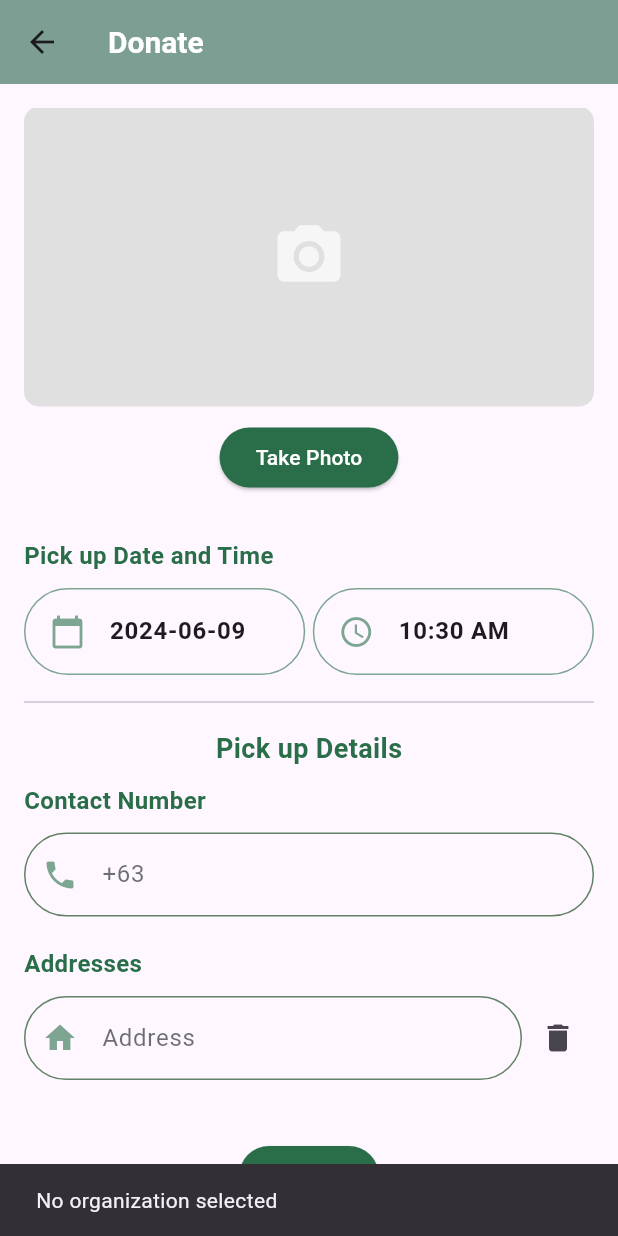
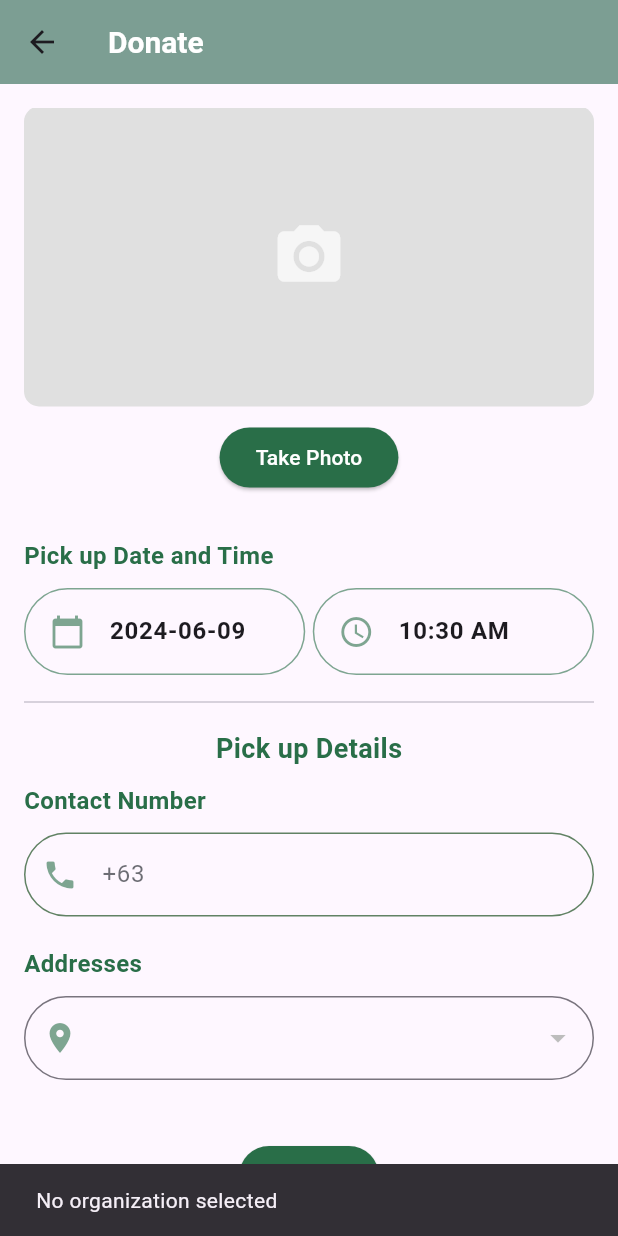
Before and after one commit to ICS-CMSC-23/project-Vivekjeet, a Flutter app: the DonorDonate screen opened by its route, scrolled down 674 dp, after a tap on "Donate", on a phone screen of 412 x 824 dp. Run offline on Flutter 3.47's test engine with Material 3 defaults, Android fonts, the phone set to English and light mode, and no system bars; our stand-ins replace cloud_firestore, email_validator, firebase_auth, firebase_core, firebase_storage, gallery_saver and 6 more; missing offline and left inert: flutter_barcode_scanner, telephony; accounts and stored records are empty.

Commit message:
fix: made addresses dropdown

```diff
--- a/project/lib/screens/donor/donor_donate.dart
+++ b/project/lib/screens/donor/donor_donate.dart
@@ -70,6 +70,10 @@ class _DonorDonateState extends State<DonorDonate> {
   String? donationId;
   bool showQr = false;
   List<String> temp = [];
+  List<String> _addressOptions = [];
+  String? _selectedAddress;
+
+
 
   @override
   void initState() {
@@ -77,19 +81,34 @@ class _DonorDonateState extends State<DonorDonate> {
     _fetchDonorAddresses();
   }
 
+  // void _fetchDonorAddresses() async {
+  //   User? donor = FirebaseAuth.instance.currentUser;
+  //   if (donor != null) {
+  //     DocumentSnapshot donorData = await FirebaseFirestore.instance.collection('users').doc(donor.uid).get();
+  //     List<dynamic> addresses = donorData['addresses'] ?? [];
+  //     setState(() {
+  //       _addressControllers = addresses.map((address) => TextEditingController(text: address)).toList();
+  //       if (_addressControllers.isEmpty) {
+  //         _addressControllers.add(TextEditingController());
+  //       }
+  //     });
+  //   }
+  // }
   void _fetchDonorAddresses() async {
     User? donor = FirebaseAuth.instance.currentUser;
     if (donor != null) {
       DocumentSnapshot donorData = await FirebaseFirestore.instance.collection('users').doc(donor.uid).get();
       List<dynamic> addresses = donorData['addresses'] ?? [];
       setState(() {
-        _addressControllers = addresses.map((address) => TextEditingController(text: address)).toList();
-        if (_addressControllers.isEmpty) {
-          _addressControllers.add(TextEditingController());
+        _addressOptions = List<String>.from(addresses);
+        if (_addressOptions.isNotEmpty) {
+          _selectedAddress = _addressOptions.first;
         }
       });
     }
   }
+
+
 
   void _removeAddressField(int index) {
     if (_addressControllers.length > 1) {
@@ -271,7 +290,7 @@ class _DonorDonateState extends State<DonorDonate> {
                                 color: Constants.primaryColor),
                         ),
                         SizedBox(height: 10),
-                        _buildAddressFields(),
+                        _buildAddressDropdown(),
                     ],
                 ),
                 visible: _isPickup
@@ -590,45 +609,63 @@ class _DonorDonateState extends State<DonorDonate> {
     );
   }
 
-  Widget _buildAddressFields() {
-    return Column(
-      crossAxisAlignment: CrossAxisAlignment.start,
-      children: [
-        ..._addressControllers.asMap().entries.map((entry) {
-          int index = entry.key;
-          TextEditingController controller = entry.value;
-          return Padding(
-            padding: EdgeInsets.only(top: index > 0 ? 10 : 0),
-            child: Row(
-              children: [
-                Expanded(
-                  child: TextFormField(
-                    controller: controller,
+
+  //   Widget _buildAddressDropdown() {
+  //   return DropdownButtonFormField<String>(
+  //     value: _selectedAddress,
+  //     onChanged: (String? newValue) {
+  //       setState(() {
+  //         _selectedAddress = newValue;
+  //       });
+  //     },
+  //     decoration: InputDecoration(
+  //       border: OutlineInputBorder(
+  //         borderRadius: BorderRadius.circular(50),
+  //         //color
+  //         color: Constants.primaryColor,
+  //       ),
+  //     ),
+  //     items: _addressOptions.map<DropdownMenuItem<String>>((String value) {
+  //       return DropdownMenuItem<String>(
+  //         value: value,
+  //         child: Text(value),
+  //       );
+  //     }).toList(),
+  //   );
+  // }
+
+
+Widget _buildAddressDropdown() {
+  return DropdownButtonFormField<String>(
+    value: _selectedAddress,
+    onChanged: (String? newValue) {
+      setState(() {
+        _selectedAddress = newValue;
+      });
+    },
     decoration: InputDecoration(
-                      prefixIcon: Icon(Icons.home, color: Constants.iconColor),
-                      hintText: "Address",
-                      hintStyle: const TextStyle(color: Color.fromARGB(175, 42, 46, 52)),
-                      focusedBorder: OutlineInputBorder(
-                        borderSide: const BorderSide(color: Color(0xFF618264)),
+      border: OutlineInputBorder(
         borderRadius: BorderRadius.circular(50),
-                      ),
-                      enabledBorder: OutlineInputBorder(
-                        borderSide: const BorderSide(color: Color(0xFF618264)),
-                        borderRadius: BorderRadius.circular(50),
-                    )),
+        borderSide: BorderSide(
+          color: Constants.primaryColor, // Set border color here
         ),
       ),
-                IconButton(
-                  icon: Icon(Icons.delete),
-                  onPressed: () => _removeAddressField(index),
+      prefixIcon: Icon(
+        Icons.location_on, // Set your desired icon here
+        color: Constants.iconColor, // Set icon color here
       ),
-              ],
     ),
+    items: _addressOptions.map<DropdownMenuItem<String>>((String value) {
+      return DropdownMenuItem<String>(
+        value: value,
+        child: Text(value, style: TextStyle(color: Constants.primaryColor)),
       );
-        }).toList()
-      ],
+    }).toList(),
   );
 }
+
+
+
 
   Widget _buildQRCodeGenerator(BuildContext context, status) {
     return Column(children: [
@@ -802,7 +839,7 @@ void _downloadQRCode(BuildContext context, String qrCodeData, String status) asy
             status: 'Pending',
             qrCode: ' ',
             photos: photos.isNotEmpty ? photos.map((file) => file.path).toList() : null,
-            addresses: addresses.isNotEmpty ? addresses : null,
+            addresses: _selectedAddress != null ? [_selectedAddress!] : null,
             contactNumber: _contactController.text.isNotEmpty ? _contactController.text : null,
             donationDrive: null,
             proofs: temp,
```
Lines whose indentation alone changed are shown as unchanged.
